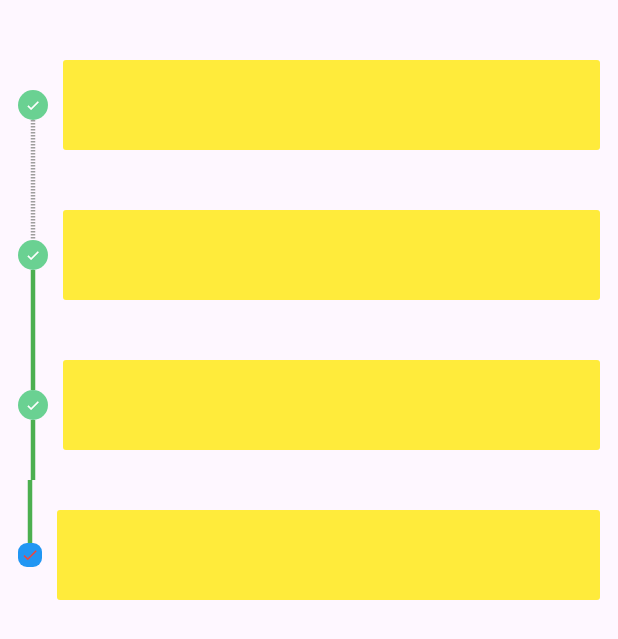
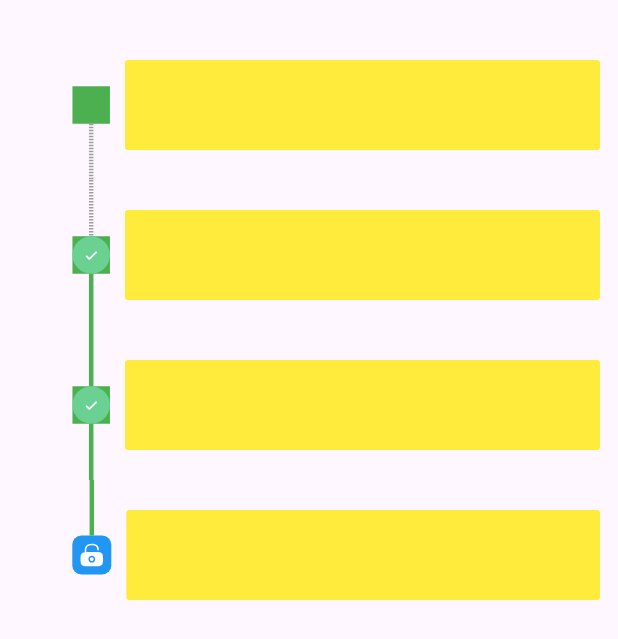
Before and after one commit to pengkhieng/flutter-biometric, a Flutter app: the TimelineStatusPage screen opened directly, on a phone screen of 412 x 824 dp. Shown: the top 639 px of the screen. Run offline on Flutter 3.47's test engine with Material 3 defaults, Android fonts, the phone set to English and light mode, and no system bars; drawn by our look-alikes of timelines; our stand-ins replace flutter_svg, get, local_auth, timeline_tile; missing offline and left inert: comment_tree.

Commit message:
compited on container top

```diff
--- a/lib/main.dart
+++ b/lib/main.dart
@@ -1,4 +1,5 @@
 import 'package:biolocalauth/custom_pin_keyboard.dart/custom_pin_keyboard.dart';
+import 'package:biolocalauth/detail_file/detail_file.dart';
 import 'package:biolocalauth/home_page2/home_page_controller2.dart';
 import 'package:biolocalauth/main_page/main_page.dart';
 import 'package:biolocalauth/sidebar_page/sidebar_page.dart';
@@ -33,6 +34,7 @@ class _MyAppState extends State<MyApp> {
       // home: TreeListPage(title: 'Tree Comment'),
       // home: SideBarPage(),
       home: MainPage(),
+      // home: DetailFile(),
     );
   }
 }
--- a/lib/time_line_title/timeline_status.dart
+++ b/lib/time_line_title/timeline_status.dart
@@ -1,4 +1,5 @@
 import 'package:flutter/material.dart';
+import 'package:flutter_svg/svg.dart';
 import 'package:timelines/timelines.dart';
 
 const kTileHeight = 100.0;
@@ -28,7 +29,7 @@ class _Timeline1 extends StatelessWidget {
     return Flexible(
       child: Timeline.tileBuilder(
         theme: TimelineThemeData(
-          nodePosition: 0,
+          nodePosition: 0.1,
           connectorTheme: ConnectorThemeData(
             thickness: 3.0,
             color: Colors.green,
@@ -54,30 +55,45 @@ class _Timeline1 extends StatelessWidget {
           indicatorBuilder: (_, index) {
             switch (data[index]) {
               case _TimelineStatus.done:
-                return DotIndicator(
-                  color: Color(0xff6ad192),
-                  child: Icon(
-                    Icons.check,
-                    color: Colors.white,
-                    size: 10.0,
-                  ),
+                return Container(
+                  width: 25,
+                  height: 25,
+                  color: Colors.green,
+                  // child: DotIndicator(
+                  //   color: Color(0xff6ad192),
+                  //   child: Icon(
+                  //     Icons.check,
+                  //     color: Colors.white,
+                  //     size: 10.0,
+                  //   ),
+                  // ),
                 );
               case _TimelineStatus.sync:
-                return DotIndicator(
+                return Container(
+                  width: 25,
+                  height: 25,
+                  color: Colors.green,
+                  child: DotIndicator(
                     color: Color(0xff6ad192),
                     child: Icon(
                       Icons.check,
                       size: 10.0,
                       color: Colors.white,
                     ),
+                  ),
                 );
               case _TimelineStatus.inProgress:
-                return DotIndicator(
+                return Container(
+                  width: 25,
+                  height: 25,
+                  color: Colors.green,
+                  child: DotIndicator(
                     color: Color(0xff6ad192),
                     child: Icon(
                       Icons.check,
                       size: 10.0,
                       color: Colors.white,
+                    ),
                   ),
                 );
               case _TimelineStatus.todo:
@@ -88,15 +104,15 @@ class _Timeline1 extends StatelessWidget {
                     //   backgroundColor: Colors.orange,
                     // );
                     Container(
-                  padding: EdgeInsets.all(2),
+                  padding: EdgeInsets.all(4),
                   decoration: BoxDecoration(
                     borderRadius: BorderRadius.circular(6),
                     color: Colors.blue,
                   ),
-                  child: Icon(
-                    Icons.check,
-                    size: 12,
-                    color: Colors.red,
+                  child: SvgPicture.asset(
+                    SvgAsset.security_fill_icon,
+                    width: 18,
+                    color: Colors.white,
                   ),
                 );
             }
@@ -133,3 +149,17 @@ enum _TimelineStatus {
 extension on _TimelineStatus {
   bool get isInProgress => this == _TimelineStatus.inProgress;
 }
+
+class SvgAsset {
+  static final security_fill_icon = _getSvgPath('security_fill_icon.svg');
+
+  static String _getSvgPath(String svgName) => AssetHelper.svgPath(svgName);
+}
+
+class AssetHelper {
+  static String svgPath(String assetName) {
+    const svgsPath = 'assets/svgs';
+    final path = '$svgsPath/$assetName';
+    return path;
+  }
+}
```
Also changed, not shown: assets/values/app_string.dart (added, +13 -0 lines), lib/detail_file/detail_file.dart (added, +129 -0 lines), lib/main_page/main_page.dart (+6 -5 lines), lib/time_line_title/package_delivery_tracking.dart (+44 -34 lines), pubspec.yaml (+6 -1 lines), assets/svgs/security_fill_icon.svg (added), pubspec.lock. Lines whose indentation alone changed are shown as unchanged.
